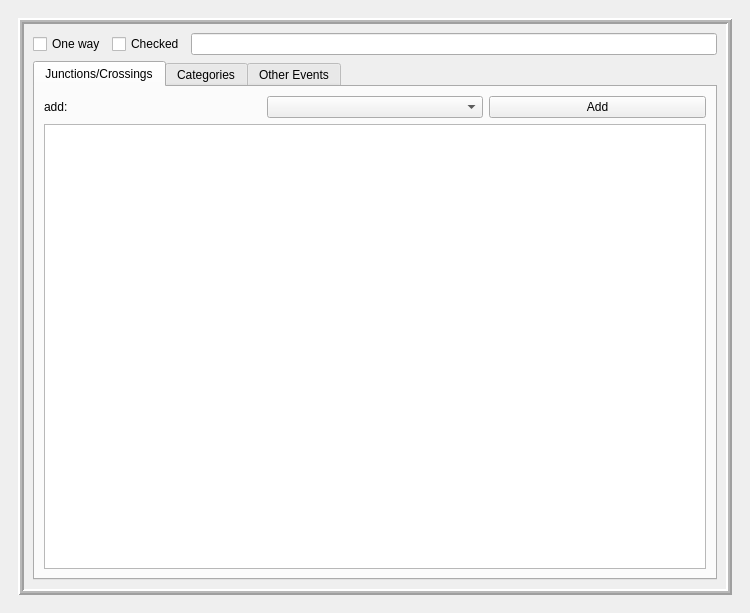
First picture: the form in site_categorizer_dockwidget_base.ui, repository Drew973/pts_site_categorizer, before the edit.
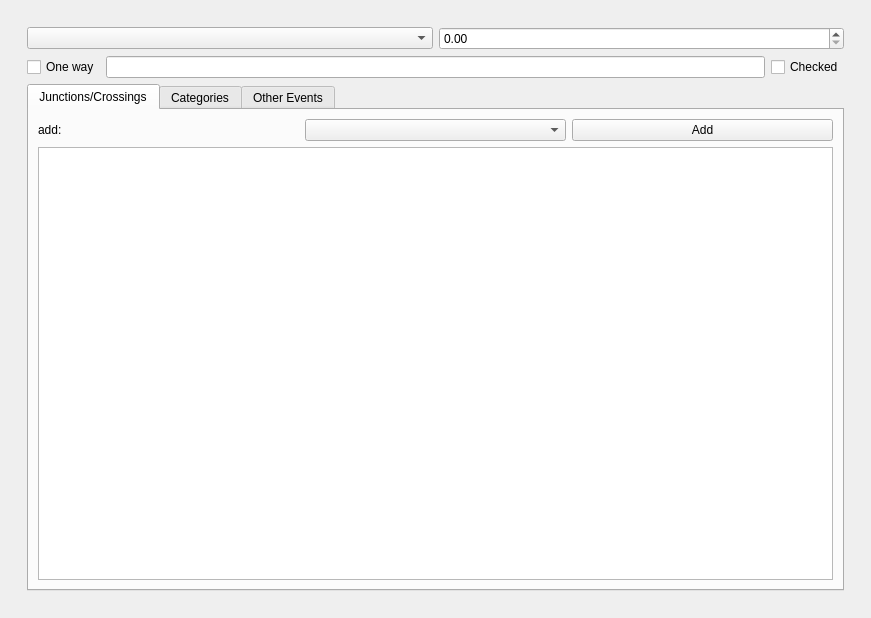
Second picture: the form after the edit. Custom widgets are drawn as their Qt base class.

Patch:
```diff
--- a/site_categorizer_dockwidget_base.ui
+++ b/site_categorizer_dockwidget_base.ui
@@ -6,8 +6,8 @@
    <rect>
     <x>0</x>
     <y>0</y>
-    <width>750</width>
-    <height>613</height>
+    <width>871</width>
+    <height>618</height>
    </rect>
   </property>
   <property name="windowTitle">
@@ -21,7 +21,7 @@
        <item>
         <widget class="QFrame" name="frame">
          <property name="frameShape">
-          <enum>QFrame::Box</enum>
+          <enum>QFrame::NoFrame</enum>
          </property>
          <property name="frameShadow">
           <enum>QFrame::Raised</enum>
@@ -33,6 +33,16 @@
           <number>2</number>
          </property>
          <layout class="QVBoxLayout" name="verticalLayout_2">
+          <item>
+           <layout class="QHBoxLayout" name="horizontalLayout_2">
+            <item>
+             <widget class="sectionWidget" name="secWidget"/>
+            </item>
+            <item>
+             <widget class="chainageWidget" name="chWidget"/>
+            </item>
+           </layout>
+          </item>
           <item>
            <layout class="QHBoxLayout" name="horizontalLayout_3">
             <item>
@@ -46,7 +56,14 @@
              </widget>
             </item>
             <item>
-             <widget class="QCheckBox" name="checked_box">
+             <widget class="QLineEdit" name="noteEdit">
+              <property name="toolTip">
+               <string>&lt;html&gt;&lt;head/&gt;&lt;body&gt;&lt;p&gt;note for section.&lt;/p&gt;&lt;/body&gt;&lt;/html&gt;</string>
+              </property>
+             </widget>
+            </item>
+            <item>
+             <widget class="QCheckBox" name="checkedBox">
               <property name="toolTip">
                <string>&lt;html&gt;&lt;head/&gt;&lt;body&gt;&lt;p&gt;Mark section as checked.&lt;/p&gt;&lt;/body&gt;&lt;/html&gt;</string>
               </property>
@@ -55,13 +72,6 @@
               </property>
              </widget>
             </item>
-            <item>
-             <widget class="QLineEdit" name="note_edit">
-              <property name="toolTip">
-               <string>&lt;html&gt;&lt;head/&gt;&lt;body&gt;&lt;p&gt;note for section.&lt;/p&gt;&lt;/body&gt;&lt;/html&gt;</string>
-              </property>
-             </widget>
-            </item>
            </layout>
           </item>
           <item>
@@ -163,6 +173,18 @@
    </layout>
   </widget>
  </widget>
+ <customwidgets>
+  <customwidget>
+   <class>chainageWidget</class>
+   <extends>QDoubleSpinBox</extends>
+   <header>chainageWidget</header>
+  </customwidget>
+  <customwidget>
+   <class>sectionWidget</class>
+   <extends>QComboBox</extends>
+   <header>sectionWidget</header>
+  </customwidget>
+ </customwidgets>
  <resources/>
  <connections/>
 </ui>
```
Left out of the diff: 4 changed lines with no effect on the pictures.
